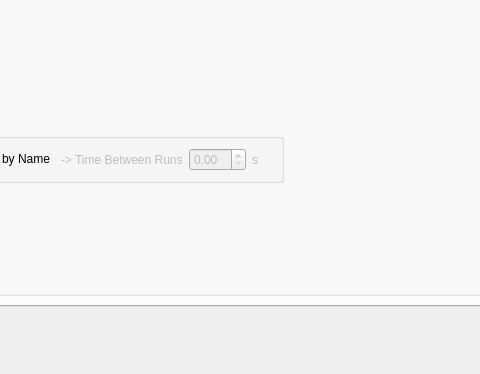
Old version of the form ui/ui_water_intake_profile.ui in the repository neutronimaging/python_notebooks; both pictures show x 173 to 653 and y 740 to 1114 of the 1071 by 1114 pixel window.
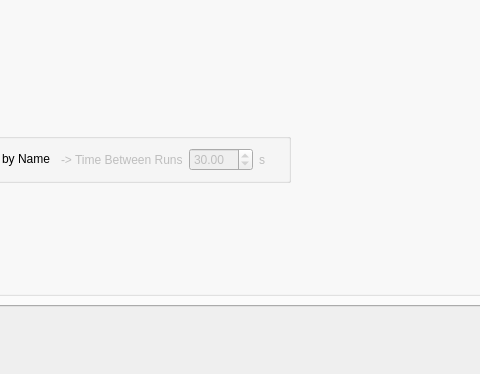
New version of the form.

Commit message: Implementation of sorting by names

Diff of the .ui file:
```diff
--- a/ui/ui_water_intake_profile.ui
+++ b/ui/ui_water_intake_profile.ui
@@ -334,6 +334,21 @@
                      <height>16777215</height>
                     </size>
                    </property>
+                   <property name="decimals">
+                    <number>2</number>
+                   </property>
+                   <property name="minimum">
+                    <double>0.100000000000000</double>
+                   </property>
+                   <property name="maximum">
+                    <double>500.000000000000000</double>
+                   </property>
+                   <property name="singleStep">
+                    <double>0.100000000000000</double>
+                   </property>
+                   <property name="value">
+                    <double>30.000000000000000</double>
+                   </property>
                   </widget>
                  </item>
                  <item>
```
The commit also changes 2 other files.
